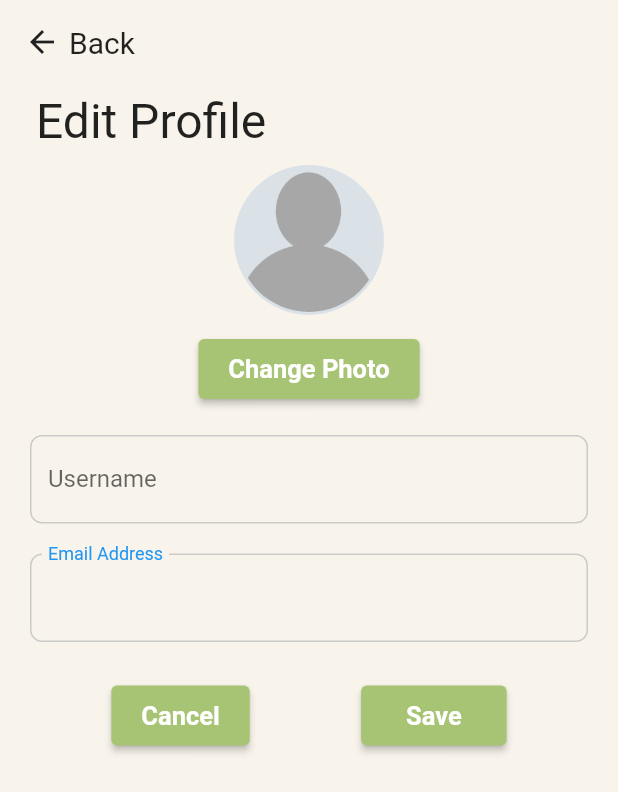
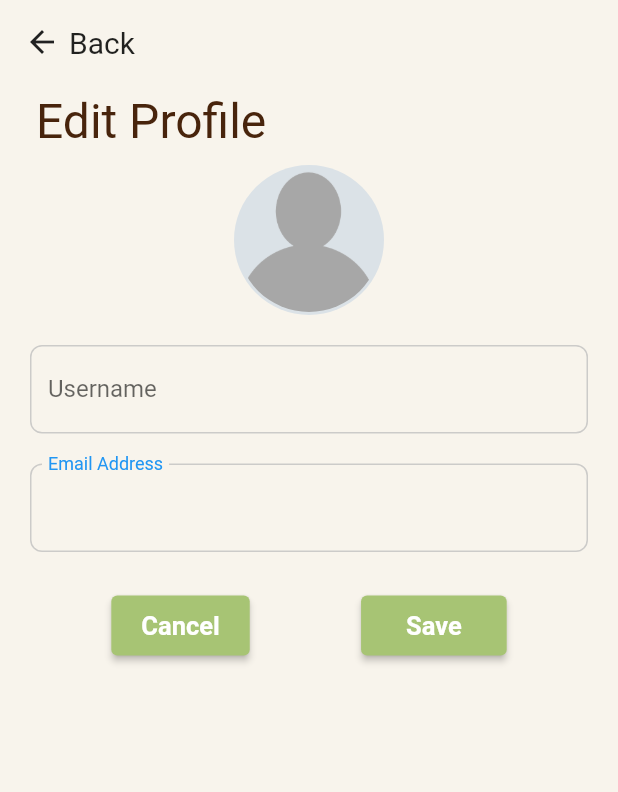
Before and after one commit to 20014013-LamHengYee/r3grow, a Flutter app: the EditProfilePageWidget screen opened directly with empty values, on a phone screen of 412 x 824 dp. Shown: the top 792 px of the screen. Run offline on Flutter 3.47's test engine with Material 2 defaults, Android fonts, the phone set to English and light mode, and no system bars; our stand-ins replace animated_splash_screen, cloud_firestore, firebase_auth, firebase_core, firebase_storage, fluttertoast and 2 more; missing offline and left inert: barcode_scan2, dialogflow_flutter, mobile_scanner, qr_code_scanner; accounts and stored records are empty; Roboto replaces fonts that are missing (Poppins); project files that could hold a hidden picture were left out.

Commit message:
editprofile edited

```diff
--- a/lib/Account/editProfile.dart
+++ b/lib/Account/editProfile.dart
@@ -2,7 +2,6 @@
 import 'package:cloud_firestore/cloud_firestore.dart';
 import 'package:firebase_auth/firebase_auth.dart';
 import 'package:flutter/material.dart';
-import 'package:r3grow/Journey/journey.dart';
 import 'package:r3grow/databaseModel/user_model.dart';
 import 'package:r3grow/bottomNavigatorBar.dart';
 
@@ -68,32 +67,32 @@ class _EditProfilePageWidgetState extends State<EditProfilePageWidget> {
     );
 
     //changePhotoBtt
-    final changePhotoBtt = Padding(
-      padding: EdgeInsetsDirectional.fromSTEB(0, 12, 0, 0),
-      child: Row(
-        mainAxisSize: MainAxisSize.max,
-        mainAxisAlignment: MainAxisAlignment.center,
-        children: [
-          ElevatedButton(
-            onPressed: () {
-              //
-            },
-            child: Text(
-              "Change Photo",
-              style: TextStyle(
-                  fontFamily: 'Poppins',
-                  fontSize: 17,
-                  fontWeight: FontWeight.bold,
-                  color: Colors.white),
-            ),
-            style: ElevatedButton.styleFrom(
-              padding: EdgeInsets.symmetric(horizontal: 20, vertical: 10),
-              primary: Color(0xFFA7C474),
-            ),
-          ),
-        ],
-      ),
-    );
+    // final changePhotoBtt = Padding(
+    //   padding: EdgeInsetsDirectional.fromSTEB(0, 12, 0, 0),
+    //   child: Row(
+    //     mainAxisSize: MainAxisSize.max,
+    //     mainAxisAlignment: MainAxisAlignment.center,
+    //     children: [
+    //       ElevatedButton(
+    //         onPressed: () {
+    //           //
+    //         },
+    //         child: Text(
+    //           "Change Photo",
+    //           style: TextStyle(
+    //               fontFamily: 'Poppins',
+    //               fontSize: 17,
+    //               fontWeight: FontWeight.bold,
+    //               color: Colors.white),
+    //         ),
+    //         style: ElevatedButton.styleFrom(
+    //           padding: EdgeInsets.symmetric(horizontal: 20, vertical: 10),
+    //           primary: Color(0xFFA7C474),
+    //         ),
+    //       ),
+    //     ],
+    //   ),
+    // );
 
     //userName field
     final userName = Padding(
@@ -267,9 +266,9 @@ class _EditProfilePageWidgetState extends State<EditProfilePageWidget> {
                 child: Text(
                   'Edit Profile',
                   style: TextStyle(
-                    fontFamily: 'Poppins',
-                    fontSize: 32,
-                  ),
+                      fontFamily: 'Poppins',
+                      fontSize: 32,
+                      color: Color(0xFF48240C)),
                 ),
               ),
             ],
@@ -289,7 +288,7 @@ class _EditProfilePageWidgetState extends State<EditProfilePageWidget> {
                 mainAxisSize: MainAxisSize.max,
                 children: [
                   profilePic,
-                  changePhotoBtt,
+                  // changePhotoBtt,
                   userName,
                   emailAddress,
                   Padding(
--- a/lib/Login/forgetPasswordPage.dart
+++ b/lib/Login/forgetPasswordPage.dart
@@ -1,6 +1,6 @@
 // ignore: file_names
 // ignore: file_names
-// ignore_for_file: use_full_hex_values_for_flutter_colors, file_names, duplicate_ignore
+// ignore_for_file: use_full_hex_values_for_flutter_colors, file_names, duplicate_ignore, prefer_const_constructors
 import 'package:firebase_auth/firebase_auth.dart';
 import 'package:flutter/material.dart';
 import 'package:fluttertoast/fluttertoast.dart';
@@ -170,6 +170,7 @@ class _ForgetPasswordPageWidgetState extends State<ForgetPasswordPageWidget> {
                   style: TextStyle(
                     fontFamily: 'Poppins',
                     fontSize: 32,
+                    color: Color(0xFF48240C),
                   ),
                 ),
               ),
```
Also changed, not shown: lib/Login/LoginPage.dart (+3 -4 lines).
